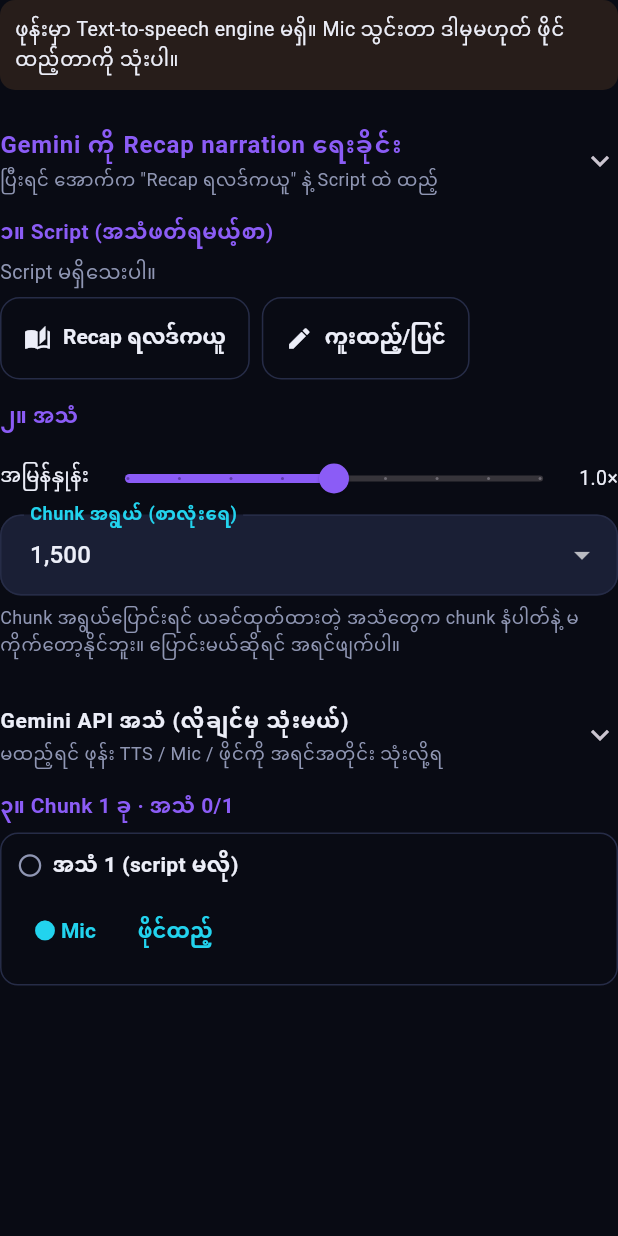
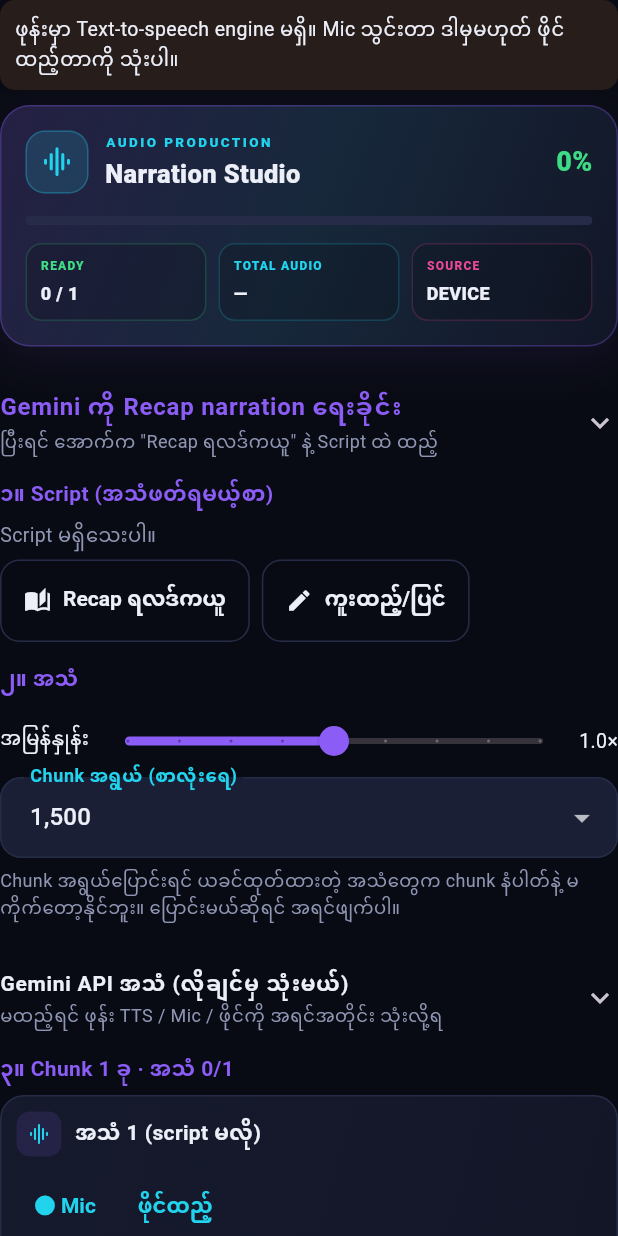
Before and after one commit to punk123321/RGyi-Recap-, a Flutter app: the AudioPanel widget shown alone on an empty page, opened directly with empty values, on a phone screen of 412 x 824 dp. Run offline on Flutter 3.47's test engine with Material 3 defaults, Android fonts, the phone set to English and light mode, and no system bars; our stand-ins replace sqflite, video_player; accounts and stored records are empty.

Commit message:
Upgrade narration studio with premium production overview and clip cards

```diff
--- a/lib/ui/audio_panel.dart
+++ b/lib/ui/audio_panel.dart
@@ -536,6 +536,7 @@ class _AudioPanelState extends State<AudioPanel> {
       crossAxisAlignment: CrossAxisAlignment.stretch,
       children: [
         _status(),
+        _audioOverview(chunks.length, haveClips, totalMs),
         if (_msg != null)
           Container(
             margin: const EdgeInsets.only(bottom: 10),
@@ -645,6 +646,81 @@ class _AudioPanelState extends State<AudioPanel> {
     );
   }
 
+  Widget _audioOverview(int total, int done, int totalMs) {
+    final progress = total == 0 ? 0.0 : (done / total).clamp(0.0, 1.0);
+    return Container(
+      margin: const EdgeInsets.only(bottom: 14),
+      padding: const EdgeInsets.all(16),
+      decoration: BoxDecoration(
+        borderRadius: BorderRadius.circular(20),
+        gradient: const LinearGradient(
+          begin: Alignment.topLeft,
+          end: Alignment.bottomRight,
+          colors: [Color(0xFF252044), Color(0xFF17283B), DfColors.surface],
+        ),
+        border: Border.all(color: DfColors.accent.withValues(alpha: .30)),
+        boxShadow: [
+          BoxShadow(color: DfColors.accent.withValues(alpha: .08), blurRadius: 22, offset: const Offset(0, 8)),
+        ],
+      ),
+      child: Column(crossAxisAlignment: CrossAxisAlignment.stretch, children: [
+        Row(children: [
+          Container(
+            width: 42,
+            height: 42,
+            decoration: BoxDecoration(
+              color: DfColors.secondary.withValues(alpha: .15),
+              borderRadius: BorderRadius.circular(13),
+              border: Border.all(color: DfColors.secondary.withValues(alpha: .28)),
+            ),
+            child: const Icon(Icons.graphic_eq_rounded, color: DfColors.secondary, size: 23),
+          ),
+          const SizedBox(width: 11),
+          const Expanded(child: Column(crossAxisAlignment: CrossAxisAlignment.start, children: [
+            Text('AUDIO PRODUCTION', style: TextStyle(fontSize: 9, letterSpacing: 1.6, fontWeight: FontWeight.w900, color: DfColors.secondary)),
+            SizedBox(height: 3),
+            Text('Narration Studio', style: TextStyle(fontSize: 17, fontWeight: FontWeight.w900, color: DfColors.ink)),
+          ])),
+          Text('${(progress * 100).round()}%', style: const TextStyle(fontSize: 18, fontWeight: FontWeight.w900, color: DfColors.ok)),
+        ]),
+        const SizedBox(height: 15),
+        ClipRRect(
+          borderRadius: BorderRadius.circular(8),
+          child: LinearProgressIndicator(
+            value: progress,
+            minHeight: 6,
+            backgroundColor: DfColors.line,
+            valueColor: const AlwaysStoppedAnimation<Color>(DfColors.secondary),
+          ),
+        ),
+        const SizedBox(height: 12),
+        Row(children: [
+          _audioMetric('READY', '$done / $total', DfColors.ok),
+          const SizedBox(width: 8),
+          _audioMetric('TOTAL AUDIO', totalMs > 0 ? formatTime(totalMs) : '—', DfColors.secondary),
+          const SizedBox(width: 8),
+          _audioMetric('SOURCE', _ai.ready ? 'GEMINI' : 'DEVICE', DfColors.pink),
+        ]),
+      ]),
+    );
+  }
+
+  Widget _audioMetric(String label, String value, Color color) => Expanded(
+        child: Container(
+          padding: const EdgeInsets.symmetric(horizontal: 9, vertical: 9),
+          decoration: BoxDecoration(
+            color: Colors.black.withValues(alpha: .16),
+            borderRadius: BorderRadius.circular(11),
+            border: Border.all(color: color.withValues(alpha: .20)),
+          ),
+          child: Column(crossAxisAlignment: CrossAxisAlignment.start, children: [
+            Text(label, maxLines: 1, overflow: TextOverflow.ellipsis, style: TextStyle(fontSize: 8, letterSpacing: .8, fontWeight: FontWeight.w900, color: color)),
+            const SizedBox(height: 4),
+            Text(value, maxLines: 1, overflow: TextOverflow.ellipsis, style: const TextStyle(fontSize: 12, fontWeight: FontWeight.w800, color: DfColors.ink)),
+          ]),
+        ),
+      );
+
   Widget _status() {
     final t = _tts;
     final String text;
@@ -686,15 +762,49 @@ class _AudioPanelState extends State<AudioPanel> {
       margin: const EdgeInsets.only(bottom: 8),
       padding: const EdgeInsets.all(10),
       decoration: BoxDecoration(
-        borderRadius: BorderRadius.circular(12),
-        border: Border.all(color: recordingThis ? DfColors.danger : (clip != null ? DfColors.ok : DfColors.line)),
+        color: recordingThis
+            ? DfColors.danger.withValues(alpha: .07)
+            : (clip != null ? DfColors.ok.withValues(alpha: .045) : DfColors.surface),
+        gradient: clip == null && !recordingThis
+            ? LinearGradient(
+                begin: Alignment.topLeft,
+                end: Alignment.bottomRight,
+                colors: [DfColors.raise.withValues(alpha: .72), DfColors.surface],
+              )
+            : null,
+        borderRadius: BorderRadius.circular(16),
+        border: Border.all(
+          color: recordingThis ? DfColors.danger.withValues(alpha: .65) : (clip != null ? DfColors.ok.withValues(alpha: .45) : DfColors.line),
+          width: recordingThis ? 1.4 : 1,
+        ),
+        boxShadow: [
+          if (recordingThis || clip != null)
+            BoxShadow(
+              color: (recordingThis ? DfColors.danger : DfColors.ok).withValues(alpha: .07),
+              blurRadius: 14,
+              offset: const Offset(0, 5),
+            ),
+        ],
       ),
       child: Column(
         crossAxisAlignment: CrossAxisAlignment.start,
         children: [
           Row(children: [
-            Icon(clip != null ? Icons.check_circle : Icons.radio_button_unchecked, size: 18, color: clip != null ? DfColors.ok : DfColors.muted),
-            const SizedBox(width: 6),
+            Container(
+              width: 30,
+              height: 30,
+              alignment: Alignment.center,
+              decoration: BoxDecoration(
+                color: (recordingThis ? DfColors.danger : (clip != null ? DfColors.ok : DfColors.accent)).withValues(alpha: .13),
+                borderRadius: BorderRadius.circular(9),
+              ),
+              child: Icon(
+                recordingThis ? Icons.fiber_manual_record_rounded : (clip != null ? Icons.check_rounded : Icons.graphic_eq_rounded),
+                size: 16,
+                color: recordingThis ? DfColors.danger : (clip != null ? DfColors.ok : DfColors.secondary),
+              ),
+            ),
+            const SizedBox(width: 9),
             Expanded(
               child: Text(
                 '${text.isEmpty ? 'အသံ ${i + 1} (script မလို)' : 'Chunk ${i + 1} · ${text.length} လုံး'}'
```
